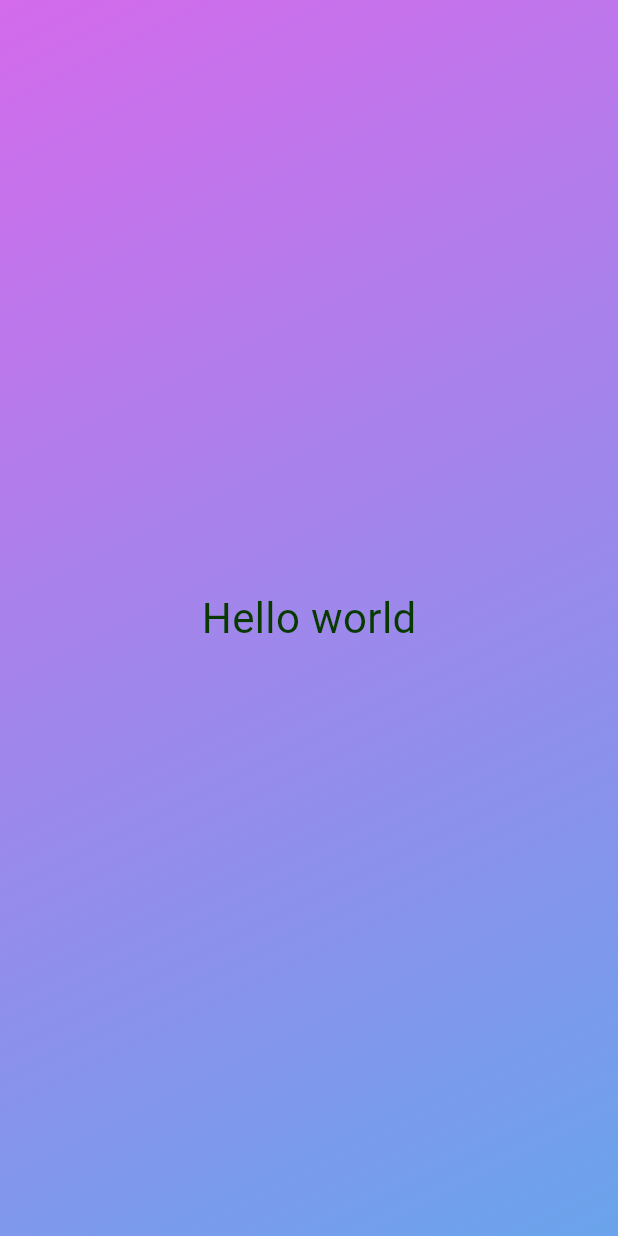
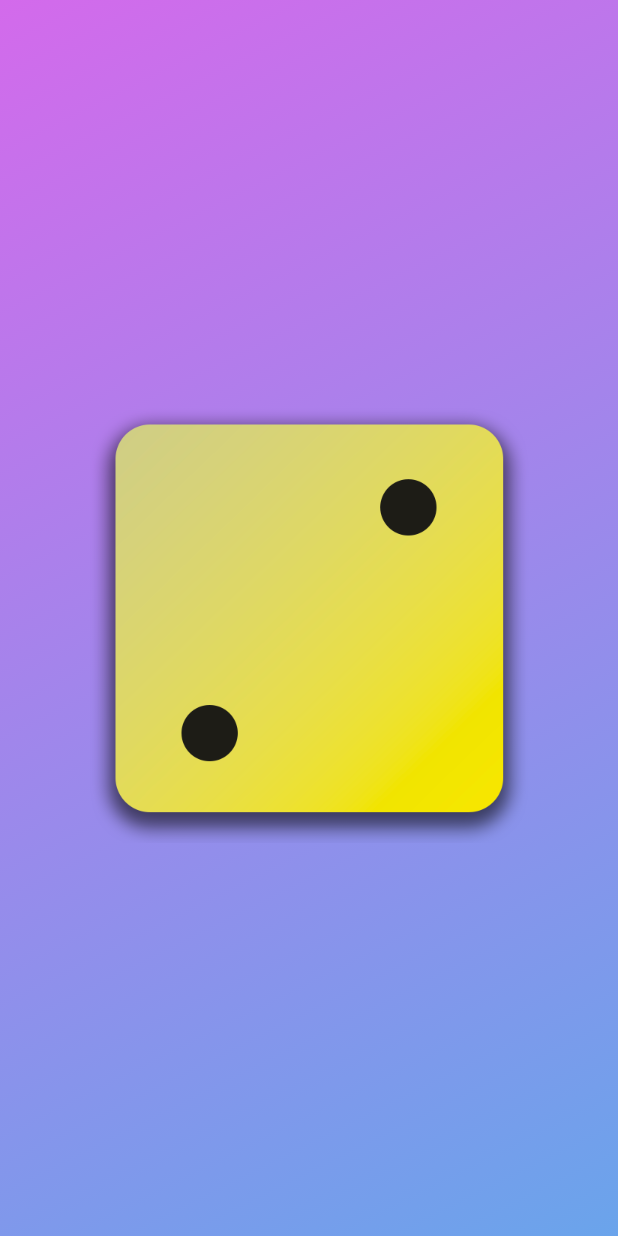
Before and after one commit to abdurrahmanmh/Flutter-Dice-Roller-App, a Flutter app: the screen it shows after launch, on a phone screen of 412 x 824 dp. Run offline on Flutter 3.47's test engine with Material 3 defaults, Android fonts, the phone set to English and light mode, and no system bars.

```diff
--- /dev/null
+++ b/lib/gradient_container.dart
@@ -0,0 +1,57 @@
+import 'package:first_app/styled_text.dart';
+import 'package:flutter/material.dart';
+
+const startAlignment = Alignment.topLeft;
+const endAlignment = Alignment.bottomRight;
+
+class GradientContainer extends StatelessWidget {
+  const GradientContainer(this.color1, this.color2, {super.key, required});
+  const GradientContainer.primary({super.key})
+      : color1 = Colors.deepPurple,
+        color2 = Colors.lightBlue;
+
+  final Color color1, color2;
+
+  @override
+  Widget build(BuildContext context) {
+    return Container(
+      decoration: BoxDecoration(
+        gradient: LinearGradient(
+          colors: [
+            color1,
+            color2,
+          ],
+          begin: startAlignment,
+          end: endAlignment,
+        ),
+      ),
+      child: Center(
+        child: Image.asset(
+          'assets/images/dice-2.png',
+          width: 300,
+        ),
+      ),
+    );
+  }
+}
+
+//  @override
+//   Widget build(BuildContext context) {
+//     return Container(
+//       decoration: BoxDecoration(
+//         gradient: LinearGradient(
+//           colors: colors,
+//           // [
+//           //   Color.fromRGBO(211, 106, 235, 1),
+//           //   Color.fromRGBO(106, 164, 235, 1)
+//           // ],
+//           begin: startAlignment,
+//           end: endAlignment,
+//         ),
+//       ),
+//       child: const Center(
+//         child: StyledText('Hello World'),
+//       ),
+//     );
+//   }
+// }
--- a/lib/main.dart
+++ b/lib/main.dart
@@ -1,40 +1,14 @@
 import 'package:flutter/material.dart';
+import 'package:first_app/gradient_container.dart';
 
 void main() {
   runApp(
-    MaterialApp(
+    const MaterialApp(
       home: Scaffold(
         //backgroundColor: Color.fromRGBO(211, 106, 235, 1),
-        body: GradientContainer(),
+        body: GradientContainer(
+            Color.fromRGBO(211, 106, 235, 1), Color.fromRGBO(106, 164, 235, 1)),
       ),
     ),
   );
 }
-
-class GradientContainer extends StatelessWidget {
-  @override
-  Widget build(BuildContext context) {
-    // TODO: implement build
-    return Container(
-      decoration: const BoxDecoration(
-        gradient: LinearGradient(
-          colors: [
-            Color.fromRGBO(211, 106, 235, 1),
-            Color.fromRGBO(106, 164, 235, 1)
-          ],
-          begin: Alignment.topLeft,
-          end: Alignment.bottomRight,
-        ),
-      ),
-      child: const Center(
-        child: Text(
-          'Hello world',
-          style: TextStyle(
-            color: Color.fromARGB(255, 8, 57, 0),
-            fontSize: 28,
-          ),
-        ),
-      ),
-    );
-  }
-}
--- /dev/null
+++ b/lib/styled_text.dart
@@ -0,0 +1,17 @@
+import 'package:flutter/material.dart';
+
+class StyledText extends StatelessWidget {
+  const StyledText(this.text, {super.key});
+  final String text;
+
+  @override
+  Widget build(BuildContext context) {
+    return Text(
+      text,
+      style: const TextStyle(
+        color: Color.fromARGB(255, 8, 57, 0),
+        fontSize: 28,
+      ),
+    );
+  }
+}
```
Also changed, not shown: pubspec.yaml (+7 -4 lines), assets/images/dice-1.png (added), assets/images/dice-2.png (added), assets/images/dice-3.png (added), assets/images/dice-4.png (added), assets/images/dice-5.png (added), assets/images/dice-6.png (added).
